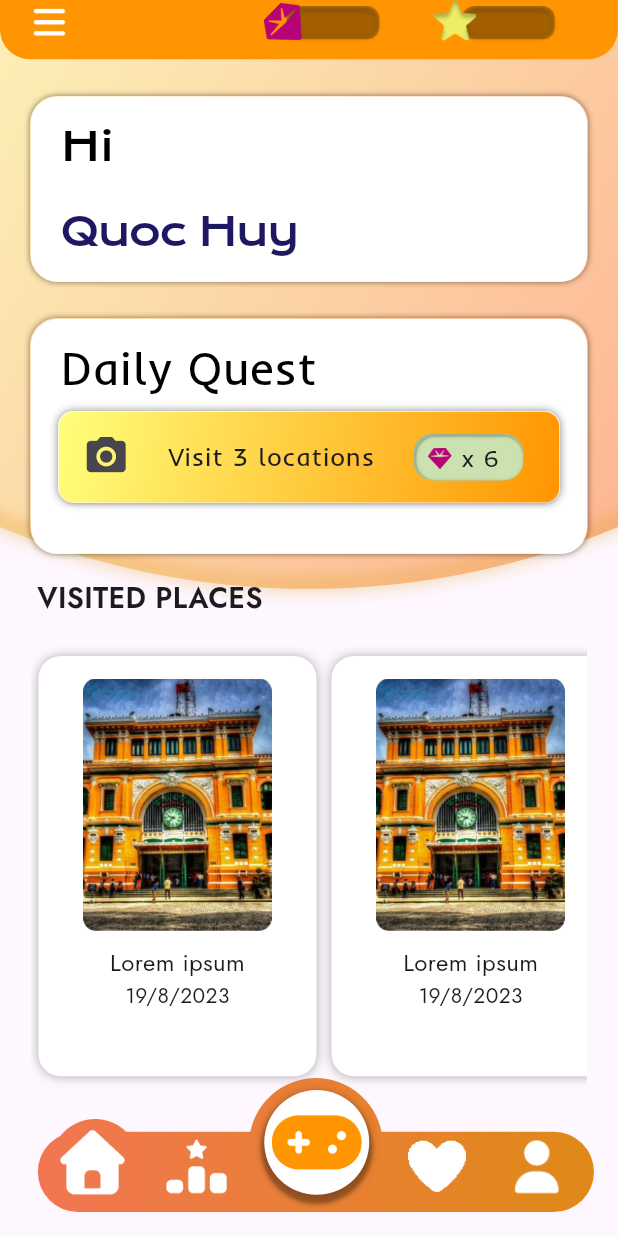
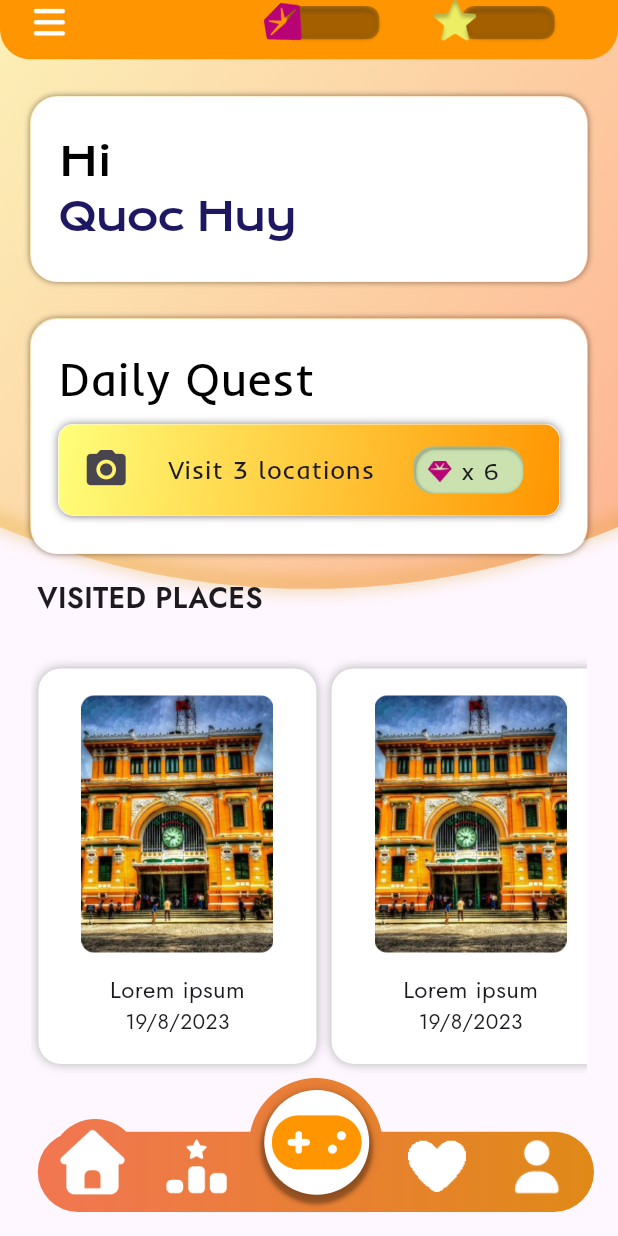
Before and after one commit to Wanderer2414/VietnamBeyondTheHorizon, a Flutter app: the screen it shows after launch, on a phone screen of 412 x 824 dp. Run offline on Flutter 3.47's test engine with Material 3 defaults, Android fonts, the phone set to English and light mode, and no system bars.

Commit message:
refactor: add const keyword & fittedbox for text

```diff
--- a/lib/presentation/widgets/home/daily_box.dart
+++ b/lib/presentation/widgets/home/daily_box.dart
@@ -1,4 +1,3 @@
-import 'package:flutter/cupertino.dart';
 import 'package:flutter/material.dart';
 import 'package:vietnambeyondthehorizon/presentation/widgets/home/request_task.dart'
     as home_widgets;
@@ -16,26 +15,33 @@ class DailyBox extends StatelessWidget {
         shape: BoxShape.rectangle,
         borderRadius: BorderRadius.circular(18),
         boxShadow: [
-          BoxShadow(
+          const BoxShadow(
             offset: Offset(0, 0),
             blurStyle: BlurStyle.outer,
             blurRadius: 3,
             spreadRadius: 0,
-            color: Color.fromRGBO(0, 0, 0, 0.5),
+            color: Color(0x78000000),
           ),
         ],
       ),
       child: Column(
-        crossAxisAlignment: CrossAxisAlignment.start,
+        crossAxisAlignment: CrossAxisAlignment.center,
+        mainAxisAlignment: MainAxisAlignment.start,
         children: [
-          Padding(
-            padding: EdgeInsetsGeometry.only(top: 10, left: 20),
-            child: Text(
-              "Daily Quest",
-              style: TextStyle(
-                color: Colors.black,
-                fontFamily: "Inder",
-                fontSize: 31,
+          Container(
+            padding: EdgeInsets.only(top: size.height * 0.1),
+            width: size.width * 0.9,
+            height: size.height * 0.4,
+            alignment: Alignment.centerLeft,
+            child: FittedBox(
+              fit: BoxFit.scaleDown,
+              child: const Text(
+                "Daily Quest",
+                style: TextStyle(
+                  color: Colors.black,
+                  fontFamily: "Inder",
+                  fontSize: 31,
+                ),
               ),
             ),
           ),
--- a/lib/presentation/widgets/home/decoration.dart
+++ b/lib/presentation/widgets/home/decoration.dart
@@ -4,11 +4,8 @@ class HomeDecoration extends CustomPainter {
   @override
   void paint(Canvas canvas, Size size) {
     final Rect rect = Rect.fromLTWH(0, 0, size.width, size.height);
-    final Gradient gradient = LinearGradient(
-      colors: [
-        Color.fromARGB(255, 0xFC, 0xF7, 0xBB),
-        Color.fromARGB(255, 0xFF, 0x62, 0x62),
-      ],
+    final Gradient gradient = const LinearGradient(
+      colors: [Color(0xFFFCF7BB), Color(0xFFFF6262)],
       begin: AlignmentGeometry.xy(-1.5, -1),
       end: AlignmentGeometry.xy(4, 1),
     );
@@ -16,8 +13,8 @@ class HomeDecoration extends CustomPainter {
       ..style = PaintingStyle.fill
       ..shader = gradient.createShader(rect);
     final Paint shadowPaint = Paint()
-      ..color = Color.fromARGB(255, 0xD9, 0x91, 0)
-      ..maskFilter = MaskFilter.blur(BlurStyle.normal, 6)
+      ..color = const Color(0xFFD99100)
+      ..maskFilter = const MaskFilter.blur(BlurStyle.normal, 6)
       ..strokeWidth = 3
       ..style = PaintingStyle.stroke;
     final double radius = size.width * 1.3;
--- a/lib/presentation/widgets/home/gems_box.dart
+++ b/lib/presentation/widgets/home/gems_box.dart
@@ -30,13 +30,11 @@ class GemsBox extends StatelessWidget {
                   ),
                   BoxShadow(
                     color: Color.alphaBlend(
-                      Color.fromRGBO(0, 0, 0, 0.36),
-                      Color.fromARGB(255, 0xFF, 0x95, 00),
+                      const Color(0x5B000000),
+                      const Color(0xFFFF9500),
                     ),
-                    // offset: Offset(0, 3),
                     blurRadius: 2,
                     spreadRadius: -2.0,
-                    // blurStyle: BlurStyle.outer,
                   ),
                 ],
               ),
@@ -52,7 +50,7 @@ class GemsBox extends StatelessWidget {
               child: Container(
                 width: size.height * 1.5,
                 height: size.height * 1.5,
-                decoration: BoxDecoration(
+                decoration: const BoxDecoration(
                   image: DecorationImage(
                     image: AssetImage("assets/icons/diamond-icon.png"),
                   ),
--- a/lib/presentation/widgets/home/greeting_box.dart
+++ b/lib/presentation/widgets/home/greeting_box.dart
@@ -9,27 +9,30 @@ class GreetingBox extends StatelessWidget {
     return Container(
       width: size.width,
       height: size.height,
+      margin: EdgeInsets.zero,
+      padding: EdgeInsets.only(left: size.width * 0.05),
       decoration: BoxDecoration(
         color: Colors.white,
         shape: BoxShape.rectangle,
         borderRadius: BorderRadius.circular(18),
-        boxShadow: [
+        boxShadow: const [
           BoxShadow(
             offset: Offset(0, 0),
             blurStyle: BlurStyle.outer,
             blurRadius: 3,
             spreadRadius: 0,
-            color: Color.fromRGBO(0, 0, 0, 0.5),
+            color: Color(0x78000000),
           ),
         ],
       ),
-      child: Stack(
+      alignment: Alignment.centerLeft,
+      child: FittedBox(
+        fit: BoxFit.scaleDown,
+        child: Column(
+          crossAxisAlignment: CrossAxisAlignment.start,
+          mainAxisAlignment: MainAxisAlignment.center,
           children: [
-          Align(
-            alignment: Alignment.topLeft,
-            child: Padding(
-              padding: EdgeInsetsGeometry.only(top: 15, left: 20),
-              child: Text(
+            const Text(
               "Hi",
               style: TextStyle(
                 color: Colors.black,
@@ -37,26 +40,20 @@ class GreetingBox extends StatelessWidget {
                 fontSize: 26,
               ),
             ),
-            ),
-          ),
-          Align(
-            alignment: Alignment.bottomLeft,
-            child: Padding(
-              padding: EdgeInsetsGeometry.only(bottom: 15, left: 20),
-              child: Text(
+
+            Text(
               userName,
               maxLines: 1,
               softWrap: false,
-                style: TextStyle(
-                  color: Color.fromARGB(255, 0x1E, 0x17, 0x62),
+              style: const TextStyle(
+                color: Color(0xFF1E1762),
                 fontFamily: "KronaOne",
                 fontSize: 26,
                 letterSpacing: -1,
               ),
             ),
+          ],
         ),
-          ),
-        ],
       ),
     );
   }
--- a/lib/presentation/widgets/home/heart_button.dart
+++ b/lib/presentation/widgets/home/heart_button.dart
@@ -21,7 +21,7 @@ class HeartButton extends StatelessWidget {
       ),
 
       child: Container(
-        decoration: BoxDecoration(
+        decoration: const BoxDecoration(
           image: DecorationImage(image: AssetImage("assets/icons/heart.png")),
         ),
       ),
--- a/lib/presentation/widgets/home/home_app_bar.dart
+++ b/lib/presentation/widgets/home/home_app_bar.dart
@@ -34,7 +34,7 @@ class HomeAppbar extends AppBar {
            child: Container(
              width: size.height * 0.8,
              height: size.height * 0.8,
-             decoration: BoxDecoration(
+             decoration: const BoxDecoration(
                image: DecorationImage(
                  image: AssetImage("assets/icons/bar.png"),
                ),
@@ -50,7 +50,6 @@ class HomeAppbar extends AppBar {
              spacing: size.width * 0.08,
              children: [
                GemsBox(size: Size(size.width * 0.15, size.height * 0.45)),
-
                StarsBox(size: Size(size.width * 0.15, size.height * 0.45)),
              ],
            ),
--- a/lib/presentation/widgets/home/home_button.dart
+++ b/lib/presentation/widgets/home/home_button.dart
@@ -19,7 +19,7 @@ class HomeButton extends StatelessWidget {
       ),
       child: Container(
         padding: EdgeInsets.zero,
-        decoration: BoxDecoration(
+        decoration: const BoxDecoration(
           image: DecorationImage(
             image: AssetImage("assets/icons/home.png"),
             fit: BoxFit.scaleDown,
--- a/lib/presentation/widgets/home/home_down_bar.dart
+++ b/lib/presentation/widgets/home/home_down_bar.dart
@@ -15,10 +15,9 @@ class HomeDownBar extends StatelessWidget {
   Widget build(BuildContext context) {
     final double spacing =
         (size.width - size.height * (5.0 / 3 + 0.7 + 0.4)) / 4;
-    return Container(
+    return SizedBox(
       width: size.width,
       height: size.height,
-      decoration: BoxDecoration(),
       child: Stack(
         children: [
           CustomPaint(
@@ -55,11 +54,8 @@ class HomeDownBar extends StatelessWidget {
 class HomeDownBarDecoration extends CustomPainter {
   @override
   void paint(Canvas canvas, Size size) {
-    final Gradient gradient = LinearGradient(
-      colors: [
-        Color.fromARGB(255, 0xFA, 0x6C, 0x6F),
-        Color.fromARGB(255, 0xD9, 0x91, 0),
-      ],
+    final Gradient gradient = const LinearGradient(
+      colors: [Color(0xFFFA6C6F), Color(0xFFD99100)],
       begin: AlignmentGeometry.xy(-2, 0.5),
       end: AlignmentGeometry.xy(1.8, 0.5),
     );
--- a/lib/presentation/widgets/home/play_button.dart
+++ b/lib/presentation/widgets/home/play_button.dart
@@ -21,7 +21,6 @@ class PlayButton extends StatelessWidget {
         shape: WidgetStateProperty.all(CircleBorder()),
         fixedSize: WidgetStateProperty.all(Size(radius, radius)),
         backgroundColor: WidgetStateProperty.all(Colors.transparent),
-        // shadowColor: WidgetStateProperty.all(Colors.black),
         shadowColor: WidgetStateProperty.resolveWith<Color?>((
           Set<WidgetState> states,
         ) {
--- a/lib/presentation/widgets/home/ranking_button.dart
+++ b/lib/presentation/widgets/home/ranking_button.dart
@@ -21,7 +21,7 @@ class RankingButton extends StatelessWidget {
       ),
       child: Container(
         padding: EdgeInsets.zero,
-        decoration: BoxDecoration(
+        decoration: const BoxDecoration(
           image: DecorationImage(
             image: AssetImage("assets/icons/ranking-star.png"),
             fit: BoxFit.scaleDown,
--- a/lib/presentation/widgets/home/request_task.dart
+++ b/lib/presentation/widgets/home/request_task.dart
@@ -18,7 +18,7 @@ class RequestTask extends StatelessWidget {
           Set<WidgetState> states,
         ) {
           if (states.contains(WidgetState.pressed)) {
-            return EdgeInsetsGeometry.only(top: 1, bottom: 1);
+            return EdgeInsetsGeometry.only(top: 2, bottom: 0);
           } else {
             return EdgeInsetsGeometry.only(bottom: 2);
           }
--- a/lib/presentation/widgets/home/scenic_panel.dart
+++ b/lib/presentation/widgets/home/scenic_panel.dart
@@ -14,29 +14,33 @@ class ScenicPanel extends StatelessWidget {
       decoration: BoxDecoration(
         color: Colors.white,
         borderRadius: BorderRadius.circular(15),
-        boxShadow: [
-          BoxShadow(blurRadius: 5, color: Color.fromRGBO(0, 0, 0, 0.3)),
-        ],
+        boxShadow: const [BoxShadow(blurRadius: 5, color: Color(0x4B000000))],
       ),
       child: Column(
+        mainAxisAlignment: MainAxisAlignment.center,
         children: [
-          SizedBox(height: 15),
           Container(
             width: size.width * 0.88,
-            height: size.height * 0.6,
+            height: size.height * 0.65,
             decoration: BoxDecoration(
               image: DecorationImage(image: package.image),
               borderRadius: BorderRadius.circular(10),
             ),
           ),
-          SizedBox(height: 10),
-          Text(
-            package.name,
-            style: TextStyle(fontFamily: "Jost", fontSize: 16),
-          ),
-          Text(
-            "${package.establishedTime.day}/${package.establishedTime.month}/${package.establishedTime.year}",
-            style: TextStyle(fontFamily: "Jost", fontSize: 14),
+          SizedBox(height: size.height * 0.05),
+          FittedBox(
+            child: Column(
+              children: [
+                Text(
+                  package.name,
+                  style: const TextStyle(fontFamily: "Jost", fontSize: 16),
+                ),
+                Text(
+                  "${package.establishedTime.day}/${package.establishedTime.month}/${package.establishedTime.year}",
+                  style: const TextStyle(fontFamily: "Jost", fontSize: 14),
+                ),
+              ],
+            ),
           ),
         ],
       ),
--- a/lib/presentation/widgets/home/side_bar_button.dart
+++ b/lib/presentation/widgets/home/side_bar_button.dart
@@ -21,7 +21,7 @@ class SideBarButton extends StatelessWidget {
       child: Container(
         width: side,
         height: side,
-        decoration: BoxDecoration(
+        decoration: const BoxDecoration(
           image: DecorationImage(image: AssetImage("assets/icons/bar.png")),
         ),
       ),
--- a/lib/presentation/widgets/home/side_box.dart
+++ b/lib/presentation/widgets/home/side_box.dart
@@ -27,7 +27,7 @@ class SideBox extends StatelessWidget {
           title: Container(
             height: size.height * 0.03,
             alignment: Alignment.centerLeft,
-            child: FittedBox(
+            child: const FittedBox(
               fit: BoxFit.scaleDown,
               child: Text(
                 'Settings',
@@ -42,7 +42,7 @@ class SideBox extends StatelessWidget {
           title: Container(
             height: size.height * 0.03,
             alignment: Alignment.centerLeft,
-            child: FittedBox(
+            child: const FittedBox(
               fit: BoxFit.scaleDown,
               child: Text(
                 'About us',
@@ -57,7 +57,7 @@ class SideBox extends StatelessWidget {
           title: Container(
             height: size.height * 0.03,
             alignment: Alignment.centerLeft,
-            child: FittedBox(
+            child: const FittedBox(
               fit: BoxFit.scaleDown,
               child: Text(
                 'Exit',
--- a/lib/presentation/widgets/home/stars_box.dart
+++ b/lib/presentation/widgets/home/stars_box.dart
@@ -45,7 +45,7 @@ class StarsBox extends StatelessWidget {
             child: Container(
               width: size.height * 1.5,
               height: size.height * 1.5,
-              decoration: BoxDecoration(
+              decoration: const BoxDecoration(
                 image: DecorationImage(
                   image: AssetImage("assets/icons/star.png"),
                 ),
--- a/lib/presentation/widgets/home/user_button.dart
+++ b/lib/presentation/widgets/home/user_button.dart
@@ -21,7 +21,7 @@ class UserButton extends StatelessWidget {
       ),
 
       child: Container(
-        decoration: BoxDecoration(
+        decoration: const BoxDecoration(
           image: DecorationImage(image: AssetImage("assets/icons/user.png")),
         ),
       ),
--- a/lib/presentation/widgets/home/visited_places_box.dart
+++ b/lib/presentation/widgets/home/visited_places_box.dart
@@ -27,9 +27,9 @@ class VisitedPlaceBox extends StatelessWidget {
               spacing: 10,
               children: List.generate(10, (index) {
                 return home_widgets.ScenicPanel(
-                  size: Size(size.width * 0.5, size.height * 0.85),
+                  size: Size(size.width * 0.5, size.height * 0.8),
                   package: Reccommendscenic(
-                    image: AssetImage(
+                    image: const AssetImage(
                       "assets/temporary/lorem-ipsum-small-background.png",
                     ),
                     name: "Lorem ipsum",
```
Lines whose indentation alone changed are shown as unchanged.
